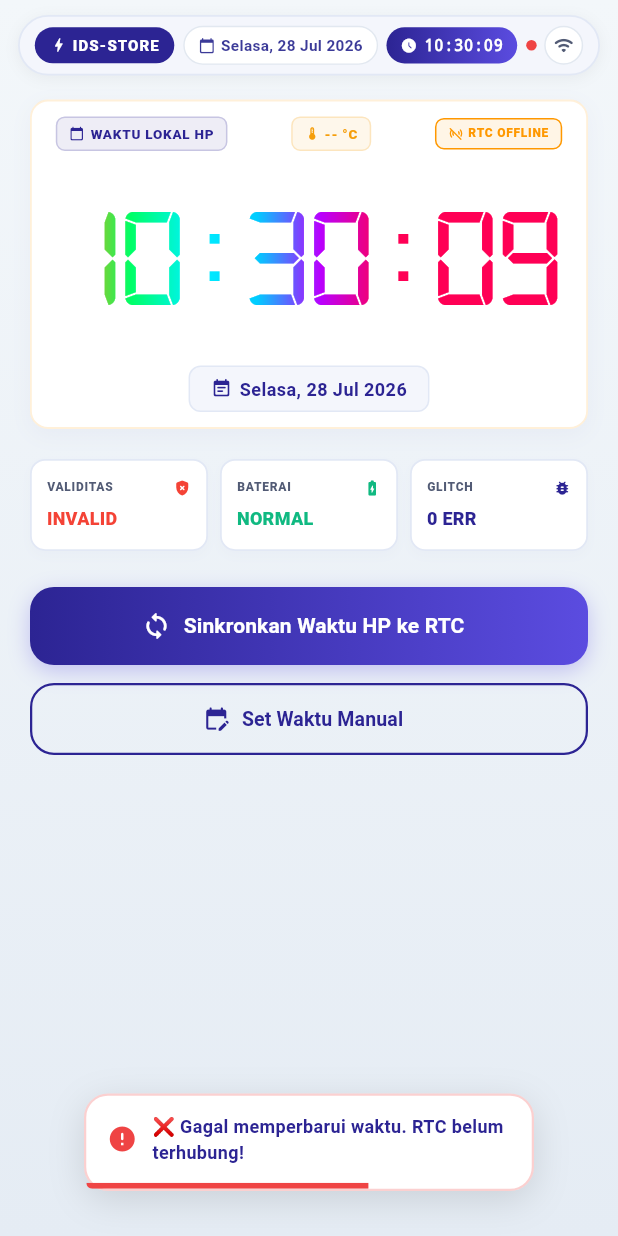
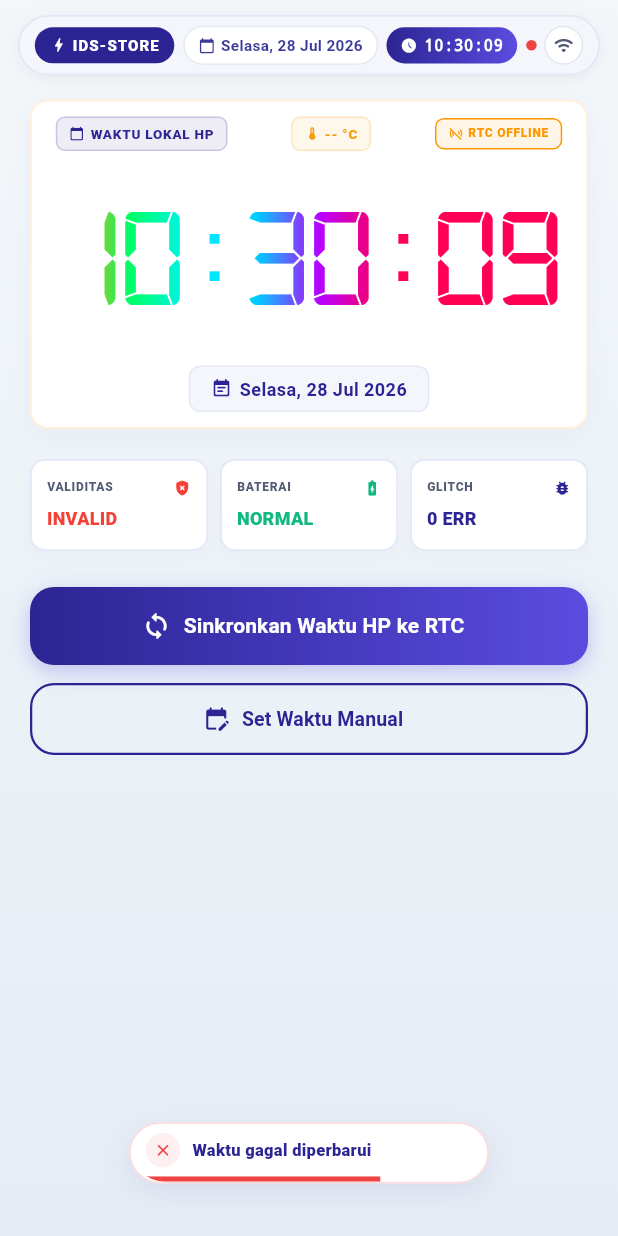
Before and after one commit to nh-hadi/RTC_CONTROL, a Flutter app: the screen it shows after launch, after a tap on "Sinkronkan Waktu HP ke RTC", on a phone screen of 412 x 824 dp. Run offline on Flutter 3.47's test engine with Material 3 defaults, Android fonts, the phone set to English and light mode, and no system bars.

Commit message:
fix: terapkan ClipRRect kustom dan FractionallySizedBox pada loader toast agar tidak bocor pixel

```diff
--- a/lib/main.dart
+++ b/lib/main.dart
@@ -47,6 +47,8 @@ class _RtcHomeScreenState extends State<RtcHomeScreen> with TickerProviderStateM
   Timer? _localClockTimer;
   Timer? _blinkTimer;
   Timer? _toastTimer;
+  Timer? _toastStartTimer;
+  Timer? _toastClearTimer;
   DateTime _now = DateTime.now();
   late AnimationController _rgbAnimationController;
   late AnimationController _toastProgressController;
@@ -80,7 +82,7 @@ class _RtcHomeScreenState extends State<RtcHomeScreen> with TickerProviderStateM
 
     _toastProgressController = AnimationController(
       vsync: this,
-      duration: const Duration(milliseconds: 3000), // Durasi toast tampil 3 detik
+      duration: const Duration(milliseconds: 3000), // Durasi loader menyusut tepat 3 detik
     );
   }
 
@@ -89,36 +91,45 @@ class _RtcHomeScreenState extends State<RtcHomeScreen> with TickerProviderStateM
     _localClockTimer?.cancel();
     _blinkTimer?.cancel();
     _toastTimer?.cancel();
+    _toastStartTimer?.cancel();
+    _toastClearTimer?.cancel();
     _rgbAnimationController.dispose();
     _toastProgressController.dispose();
     super.dispose();
   }
 
   void _showCustomToast(String message, {bool isSuccess = true}) {
-    // 1. Batalkan timer penutupan sebelumnya agar tidak menutup di tengah jalan
+    // 1. Batalkan semua timer aktif dari klik sebelumnya agar tidak tumpang tindih
     _toastTimer?.cancel();
+    _toastStartTimer?.cancel();
+    _toastClearTimer?.cancel();
 
-    // 2. Reset progress bar notifikasi langsung dari awal (1.0 -> 0.0)
-    _toastProgressController.reset();
+    // 2. Hentikan controller progress dan kembalikan nilainya ke 1.0 (penuh & diam)
+    _toastProgressController.stop();
+    _toastProgressController.value = 1.0;
 
     setState(() {
       _toastMessage = message;
       _isToastSuccess = isSuccess;
-      _showToast = true; // Memicu transisi naik (slide-in)
+      _showToast = true; // Memicu transisi meluncur naik (300ms)
     });
 
-    // 3. Jalankan progress bar menyusut (dari 1.0 ke 0.0)
+    // 3. Jalankan loader menyusut setelah transisi meluncur naik selesai (300ms)
+    _toastStartTimer = Timer(const Duration(milliseconds: 300), () {
+      if (mounted && _showToast) {
         _toastProgressController.reverse(from: 1.0);
+      }
+    });
 
-    // 4. Set timer baru untuk menutup secara otomatis setelah 3 detik
-    _toastTimer = Timer(const Duration(milliseconds: 3000), () {
+    // 4. Set timer penutupan pada 3300ms (300ms naik + 3000ms menyusut). Loader tepat menyentuh 0.0 (habis) saat slide-down dimulai
+    _toastTimer = Timer(const Duration(milliseconds: 3300), () {
       if (mounted) {
         setState(() {
-          _showToast = false; // Memicu transisi turun (slide-out)
+          _showToast = false; // Memicu transisi meluncur turun (300ms)
         });
 
-        // Tunggu 300ms (durasi animasi slide-out selesai) sebelum menghapus widget dari tree
-        Timer(const Duration(milliseconds: 300), () {
+        // 5. Tunggu 300ms transisi turun selesai, baru bersihkan data pesan agar widget aman hilang dari layout tree
+        _toastClearTimer = Timer(const Duration(milliseconds: 300), () {
           if (mounted && !_showToast) {
             setState(() {
               _toastMessage = null;
@@ -145,7 +156,7 @@ class _RtcHomeScreenState extends State<RtcHomeScreen> with TickerProviderStateM
   Future<void> _openCustomDatePicker(BuildContext context) async {
     final isConnected = _udpService.connectionState.value == EspConnectionState.connected;
     if (!isConnected) {
-      _showCustomToast('❌ Gagal memperbarui waktu. RTC belum terhubung!', isSuccess: false);
+      _showCustomToast('Waktu gagal diperbarui', isSuccess: false);
       return;
     }
 
@@ -212,7 +223,7 @@ class _RtcHomeScreenState extends State<RtcHomeScreen> with TickerProviderStateM
       selectedDateTime.second,
     );
 
-    _showCustomToast('✅ Waktu berhasil diperbarui');
+    _showCustomToast('Waktu berhasil diperbarui');
   }
 
   @override
@@ -277,85 +288,101 @@ class _RtcHomeScreenState extends State<RtcHomeScreen> with TickerProviderStateM
             ),
           ),
 
-          // OVERLAY TOAST / NOTIFICATION (Floating at the bottom center with slide-up & fade-in animations)
+          // OVERLAY TOAST / NOTIFICATION (Floating compact capsule with dynamic entry & exit animations)
           AnimatedPositioned(
-            duration: const Duration(milliseconds: 350),
-            curve: Curves.easeOutBack, // Efek pop-up memantul yang premium
+            duration: const Duration(milliseconds: 300),
+            curve: Curves.easeOutBack, // Efek memantul halus
             left: 24,
             right: 24,
-            bottom: _showToast ? 30 : -120, // Slide up/down secara dinamis
+            bottom: _showToast ? 35 : -140, // Turun lebih jauh agar tersembunyi sempurna saat keluar
             child: AnimatedOpacity(
               duration: const Duration(milliseconds: 250),
-              opacity: _showToast ? 1.0 : 0.0, // Fade-in/out
+              opacity: _showToast ? 1.0 : 0.0,
               child: Center(
                 child: ConstrainedBox(
-                  constraints: const BoxConstraints(maxWidth: 300), // Dibatasi maksimal lebar 300px agar melayang kompak
+                  constraints: const BoxConstraints(maxWidth: 240), // Lebih kompak
                   child: Container(
                     decoration: BoxDecoration(
                       color: Colors.white,
-                      borderRadius: BorderRadius.circular(16),
+                      borderRadius: BorderRadius.circular(24), // Membulat lebih premium
                       border: Border.all(
                         color: _isToastSuccess
-                            ? const Color(0xFF10B981).withValues(alpha: 0.25)
-                            : const Color(0xFFEF4444).withValues(alpha: 0.25),
-                        width: 1.5,
+                            ? const Color(0xFF10B981).withValues(alpha: 0.18)
+                            : const Color(0xFFEF4444).withValues(alpha: 0.18),
+                        width: 1.2,
                       ),
                       boxShadow: [
                         BoxShadow(
-                          color: Colors.black.withValues(alpha: 0.12),
-                          blurRadius: 20,
+                          color: const Color(0xFF2C2493).withValues(alpha: 0.08),
+                          blurRadius: 16,
                           offset: const Offset(0, 6),
                         ),
                       ],
+                    ),
+                    child: ClipRRect(
+                      borderRadius: const BorderRadius.only(
+                        bottomLeft: Radius.circular(22.8),
+                        bottomRight: Radius.circular(22.8),
                       ),
                       child: Column(
                         mainAxisSize: MainAxisSize.min,
                         children: [
                           Padding(
-                          padding: const EdgeInsets.symmetric(horizontal: 14, vertical: 12),
+                            padding: const EdgeInsets.fromLTRB(10, 6, 14, 6),
                             child: Row(
                               mainAxisSize: MainAxisSize.min,
                               children: [
-                              Icon(
-                                _isToastSuccess ? Icons.check_circle_rounded : Icons.error_rounded,
+                                // Bulatan Ikon Lembut
+                                Container(
+                                  padding: const EdgeInsets.all(5),
+                                  decoration: BoxDecoration(
+                                    color: _isToastSuccess
+                                        ? const Color(0xFF10B981).withValues(alpha: 0.08)
+                                        : const Color(0xFFEF4444).withValues(alpha: 0.08),
+                                    shape: BoxShape.circle,
+                                  ),
+                                  child: Icon(
+                                    _isToastSuccess ? Icons.check_rounded : Icons.close_rounded,
                                     color: _isToastSuccess ? const Color(0xFF10B981) : const Color(0xFFEF4444),
-                                size: 20,
+                                    size: 13,
                                   ),
-                              const SizedBox(width: 10),
+                                ),
+                                const SizedBox(width: 8),
                                 Expanded(
                                   child: Text(
                                     _toastMessage ?? '',
+                                    textAlign: TextAlign.left,
                                     style: const TextStyle(
-                                    fontSize: 12,
-                                    fontWeight: FontWeight.bold,
+                                      fontSize: 11,
+                                      fontWeight: FontWeight.w800,
                                       color: Color(0xFF2C2493),
+                                      letterSpacing: 0.2,
                                     ),
                                   ),
                                 ),
                               ],
                             ),
                           ),
-                        // Progress Bar Loader (Shrinks from 1.0 to 0.0 over 3 seconds)
+                          // Progress Bar Loader Kustom (Menyusut linear dari kanan ke kiri, terpotong rapi di dalam border melengkung)
                           AnimatedBuilder(
                             animation: _toastProgressController,
                             builder: (context, _) {
-                            return ClipRRect(
-                              borderRadius: const BorderRadius.only(
-                                bottomLeft: Radius.circular(16),
-                                bottomRight: Radius.circular(16),
+                              return Align(
+                                alignment: Alignment.centerLeft,
+                                child: FractionallySizedBox(
+                                  widthFactor: _toastProgressController.value,
+                                  child: Container(
+                                    height: 3.5,
+                                    color: _isToastSuccess
+                                        ? const Color(0xFF10B981)
+                                        : const Color(0xFFEF4444),
                                   ),
-                              child: LinearProgressIndicator(
-                                value: _toastProgressController.value,
-                                backgroundColor: Colors.transparent,
-                                valueColor: AlwaysStoppedAnimation<Color>(
-                                  _isToastSuccess ? const Color(0xFF10B981) : const Color(0xFFEF4444),
-                                ),
-                                minHeight: 4.0,
                                 ),
                               );
                             },
                           ),
                         ],
+                      ),
                     ),
                   ),
                 ),
@@ -759,11 +786,11 @@ class _RtcHomeScreenState extends State<RtcHomeScreen> with TickerProviderStateM
             onPressed: () {
               final isConnected = _udpService.connectionState.value == EspConnectionState.connected;
               if (!isConnected) {
-                _showCustomToast('❌ Gagal memperbarui waktu. RTC belum terhubung!', isSuccess: false);
+                _showCustomToast('Waktu gagal diperbarui', isSuccess: false);
                 return;
               }
               _udpService.syncWithDeviceTime();
-              _showCustomToast('✅ Waktu berhasil diperbarui');
+              _showCustomToast('Waktu berhasil diperbarui');
             },
             icon: const Icon(Icons.sync_rounded, size: 20, color: Colors.white),
             label: const Text(
```
Lines whose indentation alone changed are shown as unchanged.
